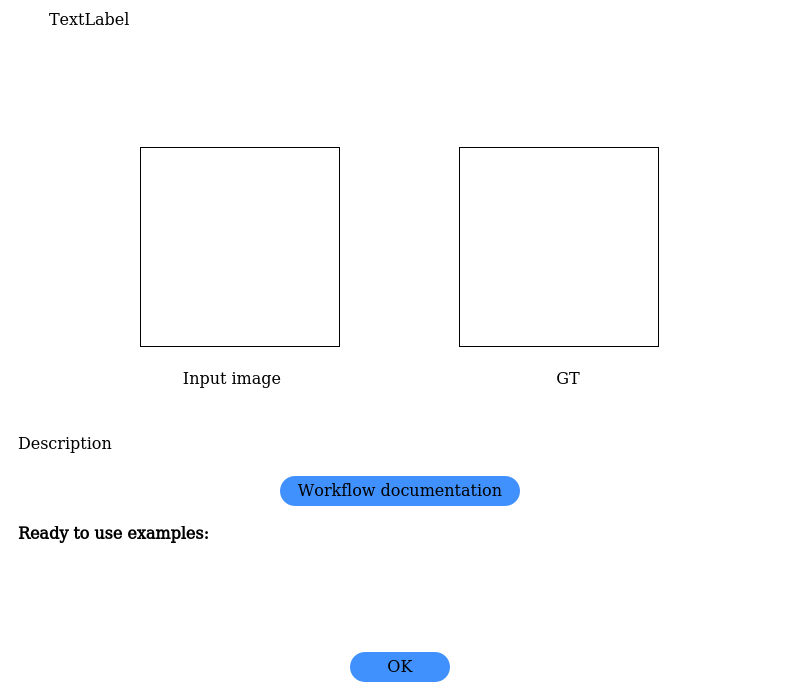
Before: the Qt Designer form ui_workflow_info.ui in BiaPyX/BiaPy-GUI, drawn with Qt 5.
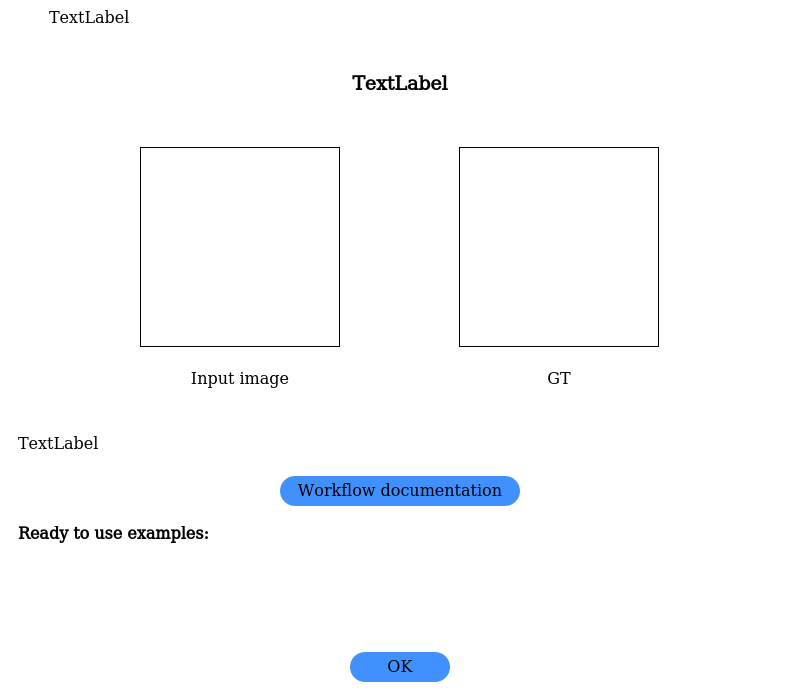
After: the same form once the commit is applied. Icons and pictures are not drawn.

Diff of the .ui file:
```diff
--- a/ui_workflow_info.ui
+++ b/ui_workflow_info.ui
@@ -46,6 +46,12 @@
    </property>
    <item>
     <widget class="QFrame" name="centralwidget">
+     <property name="font">
+      <font>
+       <family>DejaVu Math TeX Gyre</family>
+       <pointsize>12</pointsize>
+      </font>
+     </property>
      <property name="styleSheet">
       <string notr="true">background:rgb(255,255,255);</string>
      </property>
@@ -85,9 +91,6 @@
           <height>40</height>
          </size>
         </property>
-        <property name="styleSheet">
-         <string notr="true"/>
-        </property>
         <property name="frameShape">
          <enum>QFrame::NoFrame</enum>
         </property>
@@ -141,7 +144,10 @@
             </font>
            </property>
            <property name="text">
-            <string>TextLabel</string>
+            <string>&lt;html&gt;&lt;head/&gt;&lt;body&gt;&lt;p&gt;TextLabel&lt;/p&gt;&lt;/body&gt;&lt;/html&gt;</string>
+           </property>
+           <property name="textInteractionFlags">
+            <set>Qt::LinksAccessibleByMouse|Qt::TextSelectableByKeyboard</set>
            </property>
           </widget>
          </item>
@@ -255,6 +261,12 @@
          </property>
          <item>
           <widget class="QScrollArea" name="scrollArea">
+           <property name="font">
+            <font>
+             <family>DejaVu Math TeX Gyre</family>
+             <pointsize>12</pointsize>
+            </font>
+           </property>
            <property name="frameShape">
             <enum>QFrame::NoFrame</enum>
            </property>
@@ -270,6 +282,12 @@
               <height>660</height>
              </rect>
             </property>
+            <property name="font">
+             <font>
+              <family>DejaVu Math TeX Gyre</family>
+              <pointsize>12</pointsize>
+             </font>
+            </property>
             <layout class="QVBoxLayout" name="verticalLayout_4">
              <item>
               <widget class="QFrame" name="frame_6">
@@ -300,12 +318,6 @@
                   <property name="enabled">
                    <bool>true</bool>
                   </property>
-                  <property name="sizePolicy">
-                   <sizepolicy hsizetype="Preferred" vsizetype="Preferred">
-                    <horstretch>0</horstretch>
-                    <verstretch>0</verstretch>
-                   </sizepolicy>
-                  </property>
                   <property name="font">
                    <font>
                     <family>DejaVu Math TeX Gyre</family>
@@ -315,7 +327,7 @@
                    </font>
                   </property>
                   <property name="text">
-                   <string/>
+                   <string>&lt;html&gt;&lt;head/&gt;&lt;body&gt;&lt;p&gt;TextLabel&lt;/p&gt;&lt;/body&gt;&lt;/html&gt;</string>
                   </property>
                   <property name="alignment">
                    <set>Qt::AlignCenter</set>
@@ -330,6 +342,12 @@
              </item>
              <item>
               <widget class="QFrame" name="frame_3">
+               <property name="font">
+                <font>
+                 <family>DejaVu Math TeX Gyre</family>
+                 <pointsize>12</pointsize>
+                </font>
+               </property>
                <property name="frameShape">
                 <enum>QFrame::NoFrame</enum>
                </property>
@@ -401,6 +419,12 @@
                 </item>
                 <item row="1" column="0">
                  <widget class="QFrame" name="frame_4">
+                  <property name="font">
+                   <font>
+                    <family>DejaVu Math TeX Gyre</family>
+                    <pointsize>12</pointsize>
+                   </font>
+                  </property>
                   <property name="frameShape">
                    <enum>QFrame::NoFrame</enum>
                   </property>
@@ -415,13 +439,13 @@
                     <widget class="QLabel" name="input_description_label">
                      <property name="minimumSize">
                       <size>
-                       <width>250</width>
+                       <width>200</width>
                        <height>0</height>
                       </size>
                      </property>
                      <property name="maximumSize">
                       <size>
-                       <width>250</width>
+                       <width>200</width>
                        <height>16777215</height>
                       </size>
                      </property>
@@ -432,7 +456,7 @@
                       </font>
                      </property>
                      <property name="text">
-                      <string>Input image</string>
+                      <string>&lt;html&gt;&lt;head/&gt;&lt;body&gt;&lt;p&gt;Input image&lt;/p&gt;&lt;/body&gt;&lt;/html&gt;</string>
                      </property>
                      <property name="alignment">
                       <set>Qt::AlignCenter</set>
@@ -446,13 +470,13 @@
                     <widget class="QLabel" name="gt_description_label">
                      <property name="minimumSize">
                       <size>
-                       <width>250</width>
+                       <width>200</width>
                        <height>0</height>
                       </size>
                      </property>
                      <property name="maximumSize">
                       <size>
-                       <width>250</width>
+                       <width>200</width>
                        <height>16777215</height>
                       </size>
                      </property>
@@ -549,14 +573,10 @@
                    <font>
                     <family>DejaVu Math TeX Gyre</family>
                     <pointsize>12</pointsize>
-                    <kerning>true</kerning>
                    </font>
                   </property>
-                  <property name="styleSheet">
-                   <string notr="true"/>
-                  </property>
                   <property name="text">
-                   <string>Description</string>
+                   <string>&lt;html&gt;&lt;head/&gt;&lt;body&gt;&lt;p&gt;TextLabel&lt;/p&gt;&lt;/body&gt;&lt;/html&gt;</string>
                   </property>
                   <property name="wordWrap">
                    <bool>true</bool>
```
